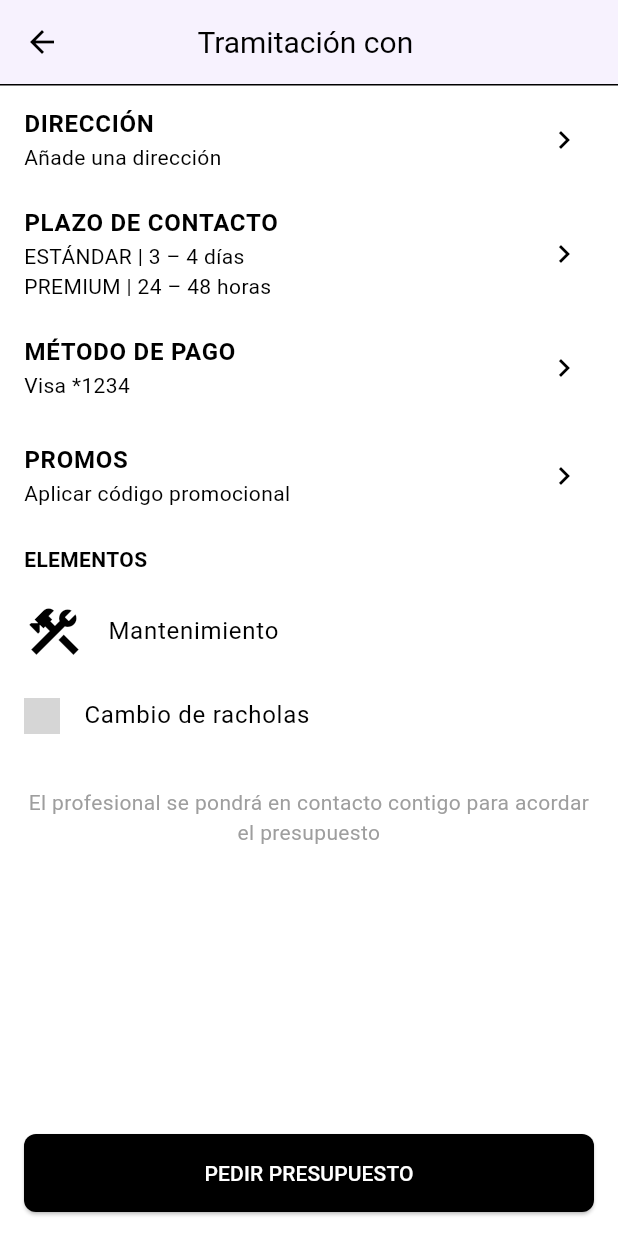
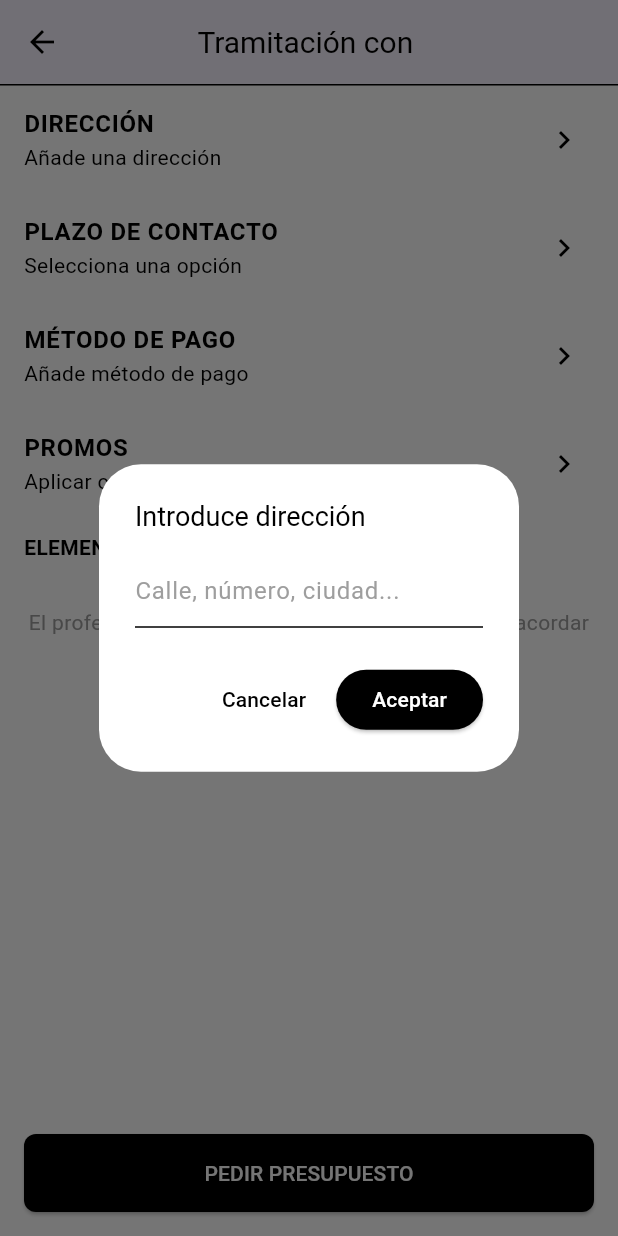
Before and after one commit to xahimo24/Reforma360, a Flutter app: the ProcessingPage screen opened directly with empty values, after a tap on "DIRECCIÓN", on a phone screen of 412 x 824 dp. Run offline on Flutter 3.47's test engine with Material 3 defaults, Android fonts, the light colour scheme and no system bars; our stand-ins replace firebase_core, flutter_riverpod, go_router, image_picker, shared_preferences, timeago; accounts and stored records are empty; network calls fail; grey boxes are pictures that could not be loaded.

Commit message:
Pagina tramites y de mas

```diff
--- a/lib/src/data/models/professional_model.dart
+++ b/lib/src/data/models/professional_model.dart
@@ -33,7 +33,7 @@ class ProfessionalModel {
       userId: int.parse(json['id_usuari'].toString()),
       userName: json['user_name'] ?? '',
       userAvatar: json['user_avatar'] ?? '',
-      category: json['categoria'] ?? '',
+      category: json['id_categoria'] ?? '',
       experience: int.parse(json['experiencia'].toString()),
       description: json['descripcion'] ?? '',
       city: json['ciudad'] ?? '',
--- a/lib/src/presentation/pages/professionals/processing_page.dart
+++ b/lib/src/presentation/pages/professionals/processing_page.dart
@@ -1,20 +1,85 @@
+import 'dart:convert';
 import 'package:flutter/material.dart';
+import 'package:http/http.dart' as http;
 
-class ProcessingPage extends StatelessWidget {
+class ProcessingPage extends StatefulWidget {
   final String professionalName;
+  final String categoria;
 
-  const ProcessingPage({Key? key, required this.professionalName}) : super(key: key);
+  const ProcessingPage({
+    Key? key,
+    required this.professionalName,
+    required this.categoria,
+  }) : super(key: key);
+
+  @override
+  State<ProcessingPage> createState() => _ProcessingPageState();
+}
+
+class _ProcessingPageState extends State<ProcessingPage> {
+  String address = '';
+  String? contactDeadline;
+  String paymentMethod = '';
+  String promoCode = '';
+  bool promoValid = false;
+
+  List<Map<String, String>> availableTasks = [];
+  Set<String> selectedTasks = {};
+
+  @override
+  void initState() {
+    super.initState();
+    _loadTasks(widget.categoria);
+  }
+
+  Future<void> _loadTasks(String categoria) async {
+    final response = await http.post(
+      Uri.parse('http://10.100.0.12/reforma360_api/get_task_by_category.php'),
+      headers: {'Content-Type': 'application/json'},
+      body: jsonEncode({'categoria': categoria}),
+    );
+
+    if (response.statusCode == 200) {
+      final data = jsonDecode(response.body);
+      if (data['success']) {
+        setState(() {
+          availableTasks = List<Map<String, String>>.from(
+            data['tareas'].map((t) => {
+              'nom': t['nom'],
+              'descripcio': t['descripcio'],
+            }),
+          );
+        });
+      }
+    }
+  }
+
+  Future<void> _validatePromo(String promo) async {
+    final response = await http.post(
+      Uri.parse('http://10.100.0.12/reforma360_api/check_promo.php'),
+      headers: {'Content-Type': 'application/json'},
+      body: jsonEncode({'promo': promo}),
+    );
+
+    if (response.statusCode == 200) {
+      final data = jsonDecode(response.body);
+      setState(() {
+        promoCode = promo;
+        promoValid = data['success'] == true;
+      });
+    }
+  }
 
   @override
   Widget build(BuildContext context) {
     return Scaffold(
-      backgroundColor: Colors.white, // Asegura fondo blanco
+      backgroundColor: Colors.white,
       appBar: AppBar(
         backgroundColor: Colors.white,
         foregroundColor: Colors.black,
         elevation: 1,
         centerTitle: true,
-        title: Text('Tramitación con $professionalName'),
+        title: Text('Tramitación con ${widget.professionalName}'),
       ),
       body: Column(
         children: [
@@ -22,18 +87,56 @@ class ProcessingPage extends StatelessWidget {
           Expanded(
             child: ListView(
               children: [
-                _buildListTile('DIRECCIÓN', 'Añade una dirección', onTap: () {
-                  // Abrir selector de dirección
-                }),
-                _buildListTile('PLAZO DE CONTACTO', 'ESTÁNDAR | 3 – 4 días\nPREMIUM | 24 – 48 horas'),
-                _buildListTile('MÉTODO DE PAGO', 'Visa *1234'),
-                _buildListTile('PROMOS', 'Aplicar código promocional'),
+                _buildListTile(
+                  'DIRECCIÓN',
+                  address.isEmpty ? 'Añade una dirección' : address,
+                  onTap: _showAddressDialog,
+                ),
+                _buildListTile(
+                  'PLAZO DE CONTACTO',
+                  contactDeadline ?? 'Selecciona una opción',
+                  onTap: _showDeadlineSelector,
+                ),
+                _buildListTile(
+                  'MÉTODO DE PAGO',
+                  paymentMethod.isEmpty ? 'Añade método de pago' : paymentMethod,
+                  onTap: _showPaymentDialog,
+                ),
+                _buildListTile(
+                  'PROMOS',
+                  promoCode.isEmpty
+                      ? 'Aplicar código promocional'
+                      : promoValid
+                          ? '$promoCode (válido)'
+                          : '$promoCode (inválido)',
+                  onTap: _showPromoDialog,
+                ),
                 const Padding(
                   padding: EdgeInsets.symmetric(horizontal: 16.0, vertical: 10),
                   child: Text('ELEMENTOS', style: TextStyle(fontWeight: FontWeight.bold)),
                 ),
-                _buildElementTile('Mantenimiento', Icons.construction),
-                _buildImageElementTile('Cambio de racholas', 'assets/images/racholas.jpg'),
+                ...availableTasks.map(
+                  (task) => ListTile(
+                    leading: Icon(
+                      selectedTasks.contains(task['nom'])
+                          ? Icons.check_circle
+                          : Icons.radio_button_unchecked,
+                      color: selectedTasks.contains(task['nom']) ? Colors.green : null,
+                    ),
+                    title: Text(task['nom'] ?? ''),
+                    subtitle: Text(task['descripcio'] ?? ''),
+                    onTap: () {
+                      setState(() {
+                        final taskName = task['nom']!;
+                        if (selectedTasks.contains(taskName)) {
+                          selectedTasks.remove(taskName);
+                        } else {
+                          selectedTasks.add(taskName);
+                        }
+                      });
+                    },
+                  ),
+                ),
                 const SizedBox(height: 20),
                 const Padding(
                   padding: EdgeInsets.symmetric(horizontal: 16.0),
@@ -53,19 +156,19 @@ class ProcessingPage extends StatelessWidget {
               width: double.infinity,
               child: ElevatedButton(
                 onPressed: () {
-                  // Acción al pedir presupuesto
+                  print('Dirección: $address');
+                  print('Plazo de contacto: $contactDeadline');
+                  print('Método de pago: $paymentMethod');
+                  print('Promo: $promoCode (válido: $promoValid)');
+                  print('Tareas seleccionadas: $selectedTasks');
+                  // Aquí podrías llamar a un endpoint para guardar la solicitud.
                 },
                 style: ElevatedButton.styleFrom(
                   backgroundColor: Colors.black,
                   padding: const EdgeInsets.symmetric(vertical: 16),
-                  shape: RoundedRectangleBorder(
-                    borderRadius: BorderRadius.circular(8),
-                  ),
+                  shape: RoundedRectangleBorder(borderRadius: BorderRadius.circular(8)),
                 ),
-                child: const Text(
-                  'PEDIR PRESUPUESTO',
-                  style: TextStyle(color: Colors.white),
-                ),
+                child: const Text('PEDIR PRESUPUESTO', style: TextStyle(color: Colors.white)),
               ),
             ),
           )
@@ -74,7 +177,6 @@ class ProcessingPage extends StatelessWidget {
     );
   }
 
-  // ListTile general con opción de onTap
   Widget _buildListTile(String title, String subtitle, {VoidCallback? onTap}) {
     return ListTile(
       title: Text(title, style: const TextStyle(fontWeight: FontWeight.bold)),
@@ -84,23 +186,90 @@ class ProcessingPage extends StatelessWidget {
     );
   }
 
-  Widget _buildElementTile(String description, IconData icon) {
-    return ListTile(
-      leading: Icon(icon, size: 40),
-      title: Text(description),
+  Future<void> _showAddressDialog() async {
+    final controller = TextEditingController(text: address);
+    final result = await showDialog<String>(
+      context: context,
+      builder: (context) => AlertDialog(
+        title: const Text('Introduce dirección'),
+        content: TextField(
+          controller: controller,
+          decoration: const InputDecoration(hintText: 'Calle, número, ciudad...'),
+        ),
+        actions: [
+          TextButton(onPressed: () => Navigator.pop(context), child: const Text('Cancelar')),
+          ElevatedButton(
+            onPressed: () => Navigator.pop(context, controller.text),
+            child: const Text('Aceptar'),
+          ),
+        ],
+      ),
     );
+    if (result != null && result.length >= 5) setState(() => address = result);
   }
 
-  Widget _buildImageElementTile(String description, String imagePath) {
-    return ListTile(
-      leading: Image.asset(
-        imagePath,
-        width: 50,
-        height: 50,
-        fit: BoxFit.cover,
-        errorBuilder: (context, error, stackTrace) => const Icon(Icons.image_not_supported),
+  Future<void> _showDeadlineSelector() async {
+    final result = await showModalBottomSheet<String>(
+      context: context,
+      builder: (context) => ListView(
+        children: [
+          ListTile(title: const Text('ESTÁNDAR | 3 – 4 días'), onTap: () => Navigator.pop(context, 'ESTÁNDAR | 3 – 4 días')),
+          ListTile(title: const Text('PREMIUM | 24 – 48 horas'), onTap: () => Navigator.pop(context, 'PREMIUM | 24 – 48 horas')),
+        ],
       ),
-      title: Text(description),
     );
+    if (result != null) setState(() => contactDeadline = result);
+  }
+
+  Future<void> _showPaymentDialog() async {
+    final controller = TextEditingController();
+    final result = await showDialog<String>(
+      context: context,
+      builder: (context) => AlertDialog(
+        title: const Text('Añadir método de pago'),
+        content: TextField(
+          controller: controller,
+          keyboardType: TextInputType.number,
+          maxLength: 16,
+          decoration: const InputDecoration(hintText: 'Número de tarjeta'),
+        ),
+        actions: [
+          TextButton(onPressed: () => Navigator.pop(context), child: const Text('Cancelar')),
+          ElevatedButton(
+            onPressed: () {
+              if (controller.text.length == 16) {
+                Navigator.pop(context, 'Visa *${controller.text.substring(12)}');
+              }
+            },
+            child: const Text('Guardar'),
+          ),
+        ],
+      ),
+    );
+    if (result != null) setState(() => paymentMethod = result);
+  }
+
+  Future<void> _showPromoDialog() async {
+    final controller = TextEditingController();
+    final result = await showDialog<String>(
+      context: context,
+      builder: (context) => AlertDialog(
+        title: const Text('Código promocional'),
+        content: TextField(
+          controller: controller,
+          decoration: const InputDecoration(hintText: 'Ej: DESCUENTO10'),
+        ),
+        actions: [
+          TextButton(onPressed: () => Navigator.pop(context), child: const Text('Cancelar')),
+          ElevatedButton(
+            onPressed: () => Navigator.pop(context, controller.text.trim().toUpperCase()),
+            child: const Text('Aplicar'),
+          ),
+        ],
+      ),
+    );
+    if (result != null) {
+      await _validatePromo(result);
+    }
   }
 }
```
Also changed, not shown: lib/src/presentation/pages/professionals/professionals_page.dart (+5 -4 lines).
